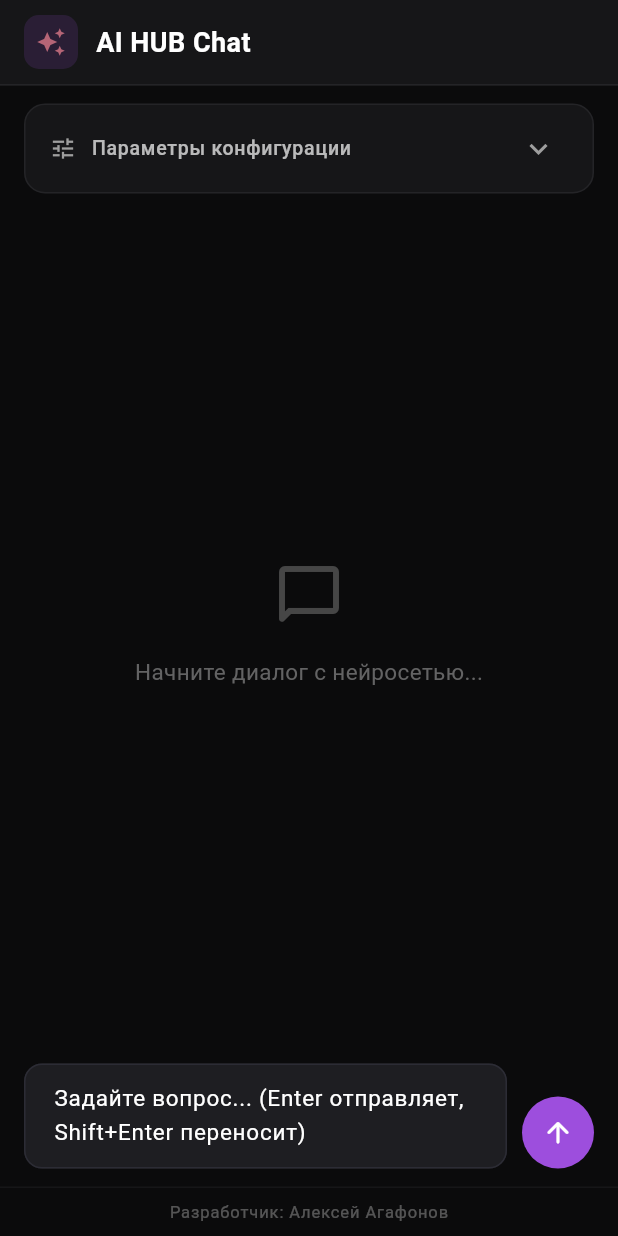
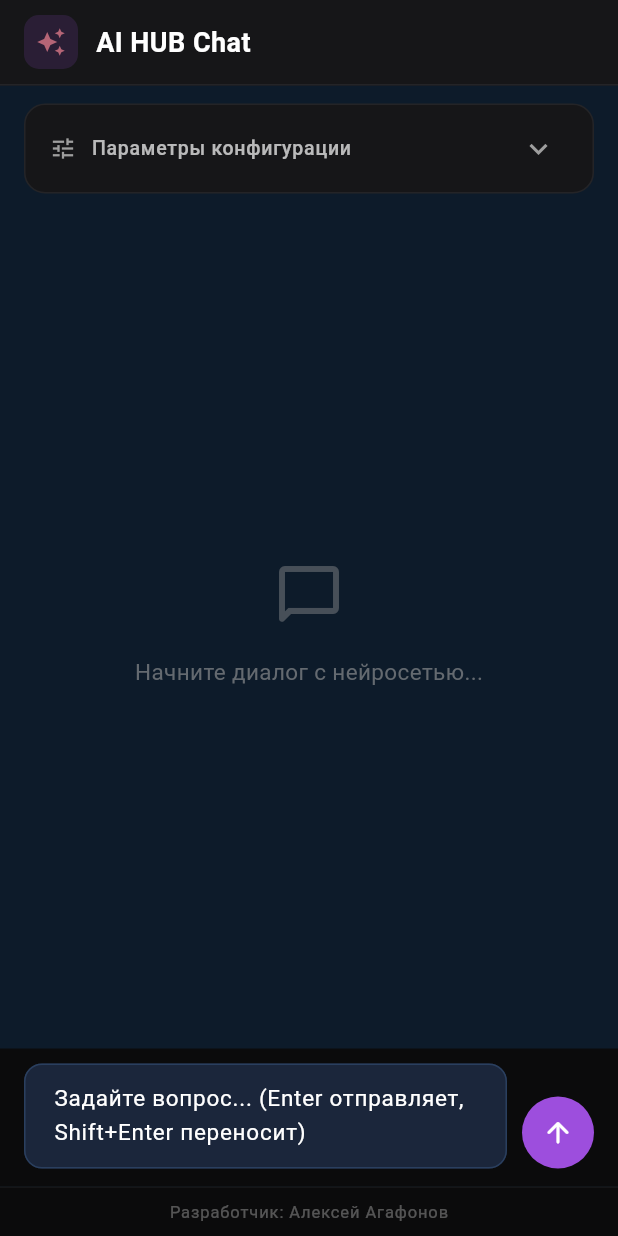
Before and after one commit to pillow20/ai_chat_hugging, a Flutter app: the screen it shows after launch, on a phone screen of 412 x 824 dp. Run offline on Flutter 3.47's test engine with Material 3 defaults, Android fonts, the phone set to English and light mode, and no system bars; our stand-ins replace flutter_markdown; missing offline and left inert: dart:html, markdown.

Commit message:
Change app title and update theme colors
Updated app title and modified theme colors for a darker interface.

```diff
--- a/lib/app.dart
+++ b/lib/app.dart
@@ -1,8 +1,3 @@
-// Главный виджет приложения и настройка темной темы
-// Зависимости:
-// - flutter/material.dart (базовые виджеты Flutter)
-// - chat_screen.dart (основной экран приложения)
-
 import 'package:flutter/material.dart';
 import 'chat_screen.dart';
 
@@ -12,35 +7,33 @@ class OpenRouterChatApp extends StatelessWidget {
   @override
   Widget build(BuildContext context) {
     return MaterialApp(
-      title: 'AI Chat',
+      title: 'AI Chat Hugging',
       debugShowCheckedModeBanner: false,
-      // Настройка темной темы интерфейса с фиолетовыми акцентами
       theme: ThemeData(
         brightness: Brightness.dark,
-        primaryColor: const Color(0xFF7C4DFF),
-        scaffoldBackgroundColor: const Color(0xFF0B0B0C),
-        cardColor: const Color(0xFF161618),
-        dividerColor: const Color(0xFF242427),
+        scaffoldBackgroundColor: const Color(0xFF0D1B2A),
+        cardColor: const Color(0xFF1B263B),
+        dividerColor: const Color(0xFF2A3F5F),
         colorScheme: const ColorScheme.dark(
-          primary: Color(0xFF9D4EDD),
-          secondary: Color(0xFF7C4DFF),
-          surface: Color(0xFF161618),
+          primary: Color(0xFFE9B824),
+          secondary: Color(0xFFD4A017),
+          surface: Color(0xFF1B263B),
+          onSurface: Colors.white,
         ),
-        // Глобальная настройка оформления текстовых полей
         inputDecorationTheme: InputDecorationTheme(
           filled: true,
-          fillColor: const Color(0xFF1E1E22),
+          fillColor: const Color(0xFF1B263B),
           border: OutlineInputBorder(
             borderRadius: BorderRadius.circular(12),
             borderSide: BorderSide.none,
           ),
           enabledBorder: OutlineInputBorder(
             borderRadius: BorderRadius.circular(12),
-            borderSide: const BorderSide(color: Color(0xFF2C2C35), width: 1),
+            borderSide: const BorderSide(color: Color(0xFF2A3F5F), width: 1),
           ),
           focusedBorder: OutlineInputBorder(
             borderRadius: BorderRadius.circular(12),
-            borderSide: const BorderSide(color: Color(0xFF9D4EDD), width: 1.5),
+            borderSide: const BorderSide(color: Color(0xFFE9B824), width: 1.5),
           ),
           labelStyle: const TextStyle(color: Colors.grey, fontSize: 14),
         ),
```
